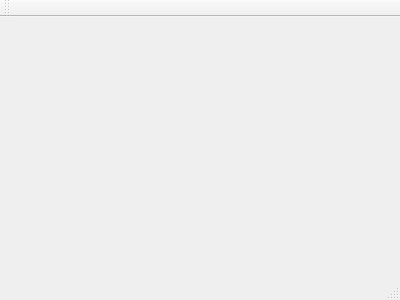
YEN-PO-CHEN/Doodle_Jump, file mainwindow.ui: the form before one commit.
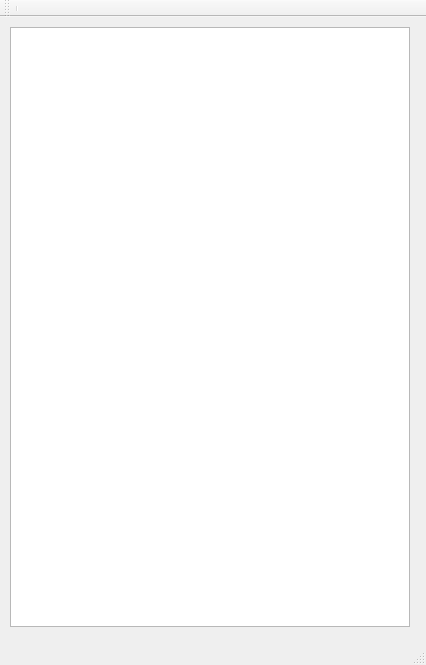
The form after the commit.

What changed in the file:
```diff
--- a/mainwindow.ui
+++ b/mainwindow.ui
@@ -1,24 +1,57 @@
 <ui version="4.0">
  <class>MainWindow</class>
- <widget class="QMainWindow" name="MainWindow" >
-  <property name="geometry" >
+ <widget class="QMainWindow" name="MainWindow">
+  <property name="geometry">
    <rect>
     <x>0</x>
     <y>0</y>
-    <width>400</width>
-    <height>300</height>
+    <width>426</width>
+    <height>665</height>
    </rect>
   </property>
   <property name="windowTitle" >
    <string>MainWindow</string>
   </property>
-  <widget class="QMenuBar" name="menuBar" />
-  <widget class="QToolBar" name="mainToolBar" />
-  <widget class="QWidget" name="centralWidget" />
-  <widget class="QStatusBar" name="statusBar" />
+  <widget class="QWidget" name="centralWidget">
+   <widget class="QGraphicsView" name="graphicsView">
+    <property name="geometry">
+     <rect>
+      <x>10</x>
+      <y>10</y>
+      <width>400</width>
+      <height>600</height>
+     </rect>
+    </property>
+    <property name="verticalScrollBarPolicy">
+     <enum>Qt::ScrollBarAlwaysOff</enum>
+    </property>
+    <property name="horizontalScrollBarPolicy">
+     <enum>Qt::ScrollBarAlwaysOff</enum>
+    </property>
+   </widget>
+  </widget>
+  <widget class="QMenuBar" name="menuBar">
+   <property name="geometry">
+    <rect>
+     <x>0</x>
+     <y>0</y>
+     <width>426</width>
+     <height>24</height>
+    </rect>
+   </property>
+  </widget>
+  <widget class="QToolBar" name="mainToolBar">
+   <attribute name="toolBarArea">
+    <enum>TopToolBarArea</enum>
+   </attribute>
+   <attribute name="toolBarBreak">
+    <bool>false</bool>
+   </attribute>
+   <addaction name="separator"/>
+  </widget>
+  <widget class="QStatusBar" name="statusBar"/>
  </widget>
- <layoutDefault spacing="6" margin="11" />
- <pixmapfunction></pixmapfunction>
+ <layoutdefault spacing="6" margin="11"/>
  <resources/>
  <connections/>
 </ui>
```
Left out of the diff: 3 changed lines with no effect on the pictures.
